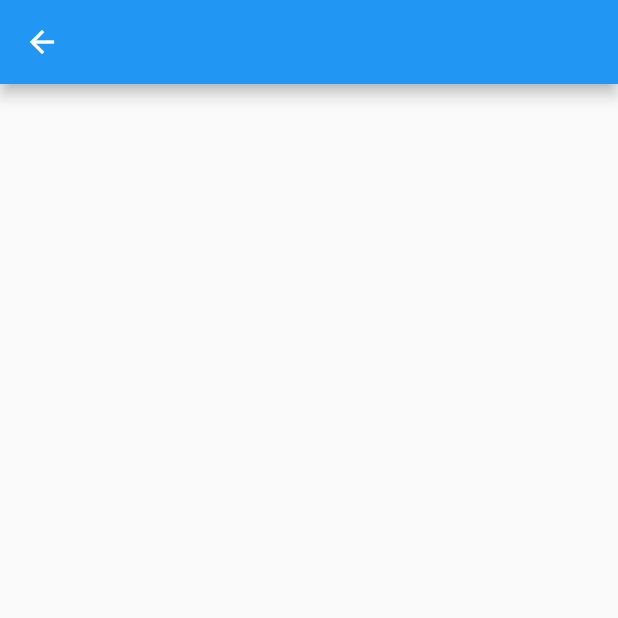
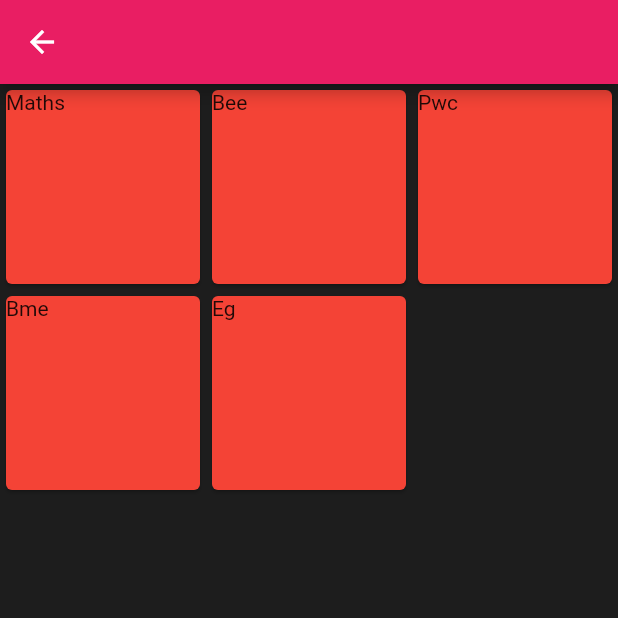
Before and after one commit to KevalPrajapati/notesapp, a Flutter app: the screen it shows after launch, after a tap on "REGISTER", after a tap on "Notes", on a phone screen of 412 x 824 dp, the top half of it. Run offline on Flutter 3.47's test engine with Material 2 defaults, Android fonts, the phone set to English and light mode, and no system bars; missing offline and left inert: shape_of_view.

Commit message:
added grud view assign page

```diff
--- a/lib/Screens/AssignmentsPage.dart
+++ b/lib/Screens/AssignmentsPage.dart
@@ -1,4 +1,5 @@
 import 'package:flutter/material.dart';
+import 'package:notes_app/Screens/HomePage.dart';
 
 class AssignmentsPage extends StatefulWidget {
   @override
@@ -6,10 +7,35 @@ class AssignmentsPage extends StatefulWidget {
 }
 
 class _AssignmentsPageState extends State<AssignmentsPage> {
+  List<String> subjects = ["Maths", "Bee", "Pwc", "Bme", "Eg"];
+
   @override
   Widget build(BuildContext context) {
-    return Scaffold(
-      appBar: AppBar(),
+    return WillPopScope(
+      // ignore: missing_return
+      onWillPop: () {
+        Navigator.push(
+            context,
+            MaterialPageRoute(
+              builder: (context) => HomePage(
+                animationValue: 0,
+              ),
+            ));
+      },
+      child: Scaffold(
+        appBar: AppBar(),
+        body: GridView.builder(
+          gridDelegate:
+              SliverGridDelegateWithFixedCrossAxisCount(crossAxisCount: 3),
+          itemCount: subjects.length,
+          itemBuilder: (context, i) {
+            return Card(
+              color: Colors.red,
+              child: Text(subjects[i]),
+            );
+          },
+        ),
+      ),
     );
   }
 }
--- a/lib/Screens/HomePage.dart
+++ b/lib/Screens/HomePage.dart
@@ -1,3 +1,5 @@
+import 'dart:io';
+
 import 'package:flutter/material.dart';
 import 'package:notes_app/Screens/AssignmentsPage.dart';
 import 'package:notes_app/Screens/LoginPage.dart';
@@ -5,23 +7,51 @@ import 'package:notes_app/Theme.dart';
 import 'package:shape_of_view/shape_of_view.dart';
 
 class HomePage extends StatefulWidget {
+  double animationValue;
+  HomePage({this.animationValue});
   @override
-  _HomePageState createState() => _HomePageState();
+  _HomePageState createState() => _HomePageState(animationValue);
 }
 
 class _HomePageState extends State<HomePage> with TickerProviderStateMixin {
   //double height = MediaQuery.of(context).size.height;
   // AnimationController _controller = new AnimationController();
-  double animationValue = 0;
+  double animationValue;
+  _HomePageState(this.animationValue);
   @override
   void initState() {
-    // TODO: implement initState
     super.initState();
+    animationValue != null
+        ? animationValue = animationValue
+        : animationValue = 0;
   }
 
   @override
   Widget build(BuildContext context) {
-    return Scaffold(
+    return WillPopScope(
+      // ignore: missing_return
+      onWillPop: () {
+        showDialog(
+          context: context,
+          builder: (context) {
+            return AlertDialog(
+              content: Text("Are you sure?"),
+              actions: [
+                ButtonBar(
+                  children: [
+                    TextButton(
+                        onPressed: () {
+                          exit(0);
+                        },
+                        child: Text("Yeah boii"))
+                  ],
+                )
+              ],
+            );
+          },
+        );
+      },
+      child: Scaffold(
           backgroundColor: ThemeColors.themeGrey,
           body: Stack(
             children: [
@@ -35,12 +65,6 @@ class _HomePageState extends State<HomePage> with TickerProviderStateMixin {
                 },
                 duration: Duration(milliseconds: 400),
                 top: animationValue,
-              child: InkWell(
-                onTap: () {
-                  setState(() {
-                    animationValue = -500;
-                  });
-                },
                 child: ShapeOfView(
                   elevation: 10,
                   height: MediaQuery.of(context).size.height / 2,
@@ -49,6 +73,12 @@ class _HomePageState extends State<HomePage> with TickerProviderStateMixin {
                       position: DiagonalPosition.Bottom,
                       direction: DiagonalDirection.Right,
                       angle: DiagonalAngle.deg(angle: 15)),
+                  child: InkWell(
+                    onTap: () {
+                      setState(() {
+                        animationValue = -500;
+                      });
+                    },
                     child: Container(
                       color: Colors.lightBlue,
                       child: Center(
@@ -72,13 +102,6 @@ class _HomePageState extends State<HomePage> with TickerProviderStateMixin {
                 duration: Duration(milliseconds: 400),
                 bottom: animationValue,
                 right: 0,
-              child: InkWell(
-                onTap: () {
-                  setState(() {
-                    animationValue = -500;
-                  });
-                  print("hello");
-                },
                 child: ShapeOfView(
                   elevation: 10,
                   height: MediaQuery.of(context).size.height / 2,
@@ -87,6 +110,12 @@ class _HomePageState extends State<HomePage> with TickerProviderStateMixin {
                       position: DiagonalPosition.Top,
                       direction: DiagonalDirection.Left,
                       angle: DiagonalAngle.deg(angle: 15)),
+                  child: InkWell(
+                    onTap: () {
+                      setState(() {
+                        animationValue = -500;
+                      });
+                    },
                     child: Container(
                       color: Colors.pinkAccent,
                       child: Center(
@@ -100,6 +129,7 @@ class _HomePageState extends State<HomePage> with TickerProviderStateMixin {
                 ),
               ),
             ],
-        ));
+          )),
+    );
   }
 }
--- a/lib/Screens/Register.dart
+++ b/lib/Screens/Register.dart
@@ -1,5 +1,6 @@
 import 'package:flutter/material.dart';
 import 'package:notes_app/Screens/HomePage.dart';
+import 'package:notes_app/Screens/LoginPage.dart';
 import 'package:notes_app/Theme.dart';
 
 class Register extends StatefulWidget {
@@ -176,7 +177,29 @@ class RegisterState extends State<Register> {
                                 ));
                           },
                           child: Text("REGISTER"),
-                          )),
+                        ),
+                      ),
+                      Row(
+                        children: [
+                          Text(
+                            "Already our friend?  ",
+                            style: TextStyle(color: Colors.white),
+                          ),
+                          TextButton(
+                            onPressed: () {
+                              Navigator.push(
+                                  context,
+                                  MaterialPageRoute(
+                                    builder: (context) => LoginPage(),
+                                  ));
+                            },
+                            child: Text(
+                              "Login Here :)",
+                              style: TextStyle(color: ThemeColors.themeRed),
+                            ),
+                          )
+                        ],
+                      )
                     ],
                   ),
                 ),
--- a/lib/main.dart
+++ b/lib/main.dart
@@ -2,6 +2,7 @@ import 'package:flutter/material.dart';
 import 'package:notes_app/Screens/HomePage.dart';
 import 'package:notes_app/Screens/LoginPage.dart';
 import 'package:notes_app/Screens/Register.dart';
+import 'package:notes_app/Theme.dart';
 
 void main() {
   runApp(MyApp());
@@ -14,6 +15,7 @@ class MyApp extends StatelessWidget {
     return MaterialApp(
       title: 'Flutter Demo',
       theme: ThemeData(
+        scaffoldBackgroundColor: ThemeColors.themeGrey,
         // This is the theme of your application.
         //
         // Try running your application with "flutter run". You'll see the
@@ -23,7 +25,7 @@ class MyApp extends StatelessWidget {
         // or simply save your changes to "hot reload" in a Flutter IDE).
         // Notice that the counter didn't reset back to zero; the application
         // is not restarted.
-        primarySwatch: Colors.blue,
+        primarySwatch: Colors.pink,
       ),
       home: Register(),
     );
```
Also changed, not shown: pubspec.lock. Lines whose indentation alone changed are shown as unchanged.
